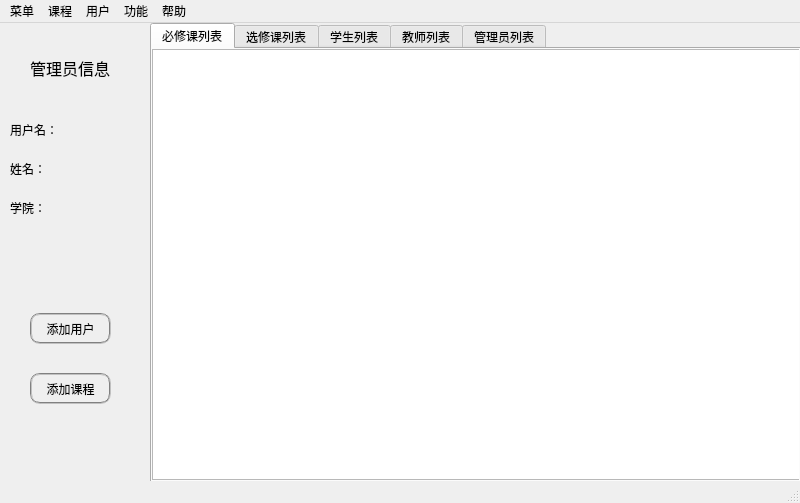
This is source/mainwindow_admin.ui in laddie132/Academic-Management-System-Demo as Qt 5 draws it before an edit. The edited form follows.
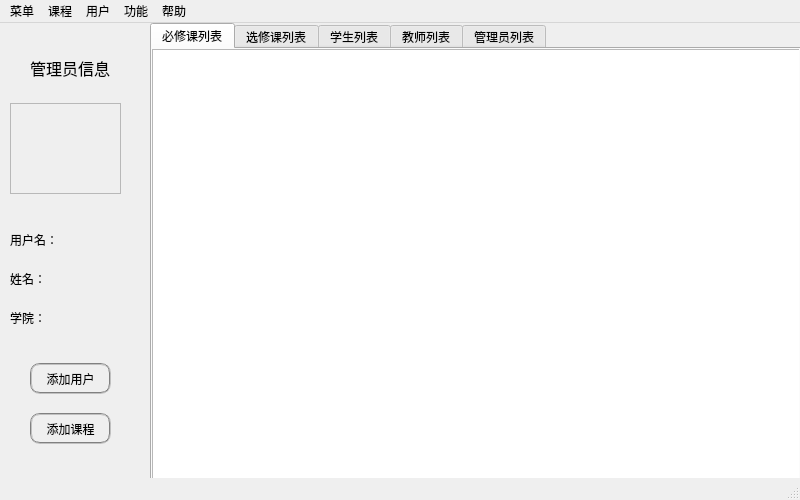
This is the edited form. Icons and pictures are not drawn.

Diff of the .ui file:
```diff
--- a/source/mainwindow_admin.ui
+++ b/source/mainwindow_admin.ui
@@ -7,11 +7,11 @@
     <x>0</x>
     <y>0</y>
     <width>800</width>
-    <height>503</height>
+    <height>500</height>
    </rect>
   </property>
   <property name="sizePolicy">
-   <sizepolicy hsizetype="Expanding" vsizetype="Expanding">
+   <sizepolicy hsizetype="Fixed" vsizetype="Fixed">
     <horstretch>0</horstretch>
     <verstretch>0</verstretch>
    </sizepolicy>
@@ -236,7 +236,7 @@
     <property name="geometry">
      <rect>
       <x>10</x>
-      <y>90</y>
+      <y>200</y>
       <width>141</width>
       <height>131</height>
      </rect>
@@ -347,7 +347,7 @@
     <property name="geometry">
      <rect>
       <x>30</x>
-      <y>290</y>
+      <y>340</y>
       <width>81</width>
       <height>31</height>
      </rect>
@@ -363,7 +363,7 @@
     <property name="geometry">
      <rect>
       <x>30</x>
-      <y>350</y>
+      <y>390</y>
       <width>81</width>
       <height>31</height>
      </rect>
@@ -375,6 +375,25 @@
      <string>添加课程</string>
     </property>
    </widget>
+   <widget class="QFrame" name="frame">
+    <property name="geometry">
+     <rect>
+      <x>10</x>
+      <y>80</y>
+      <width>111</width>
+      <height>91</height>
+     </rect>
+    </property>
+    <property name="styleSheet">
+     <string notr="true">image: url(:/image/photo.png);</string>
+    </property>
+    <property name="frameShape">
+     <enum>QFrame::StyledPanel</enum>
+    </property>
+    <property name="frameShadow">
+     <enum>QFrame::Raised</enum>
+    </property>
+   </widget>
   </widget>
   <widget class="QMenuBar" name="menubar">
    <property name="geometry">
```
Left out of the diff: 26 changed lines with no effect on the pictures.
